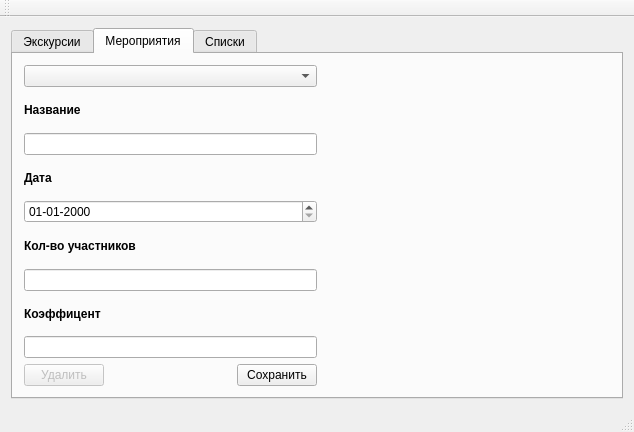
egornevezhin/profcom_cards, file profcom_cards/profkom.ui: the form before one commit.
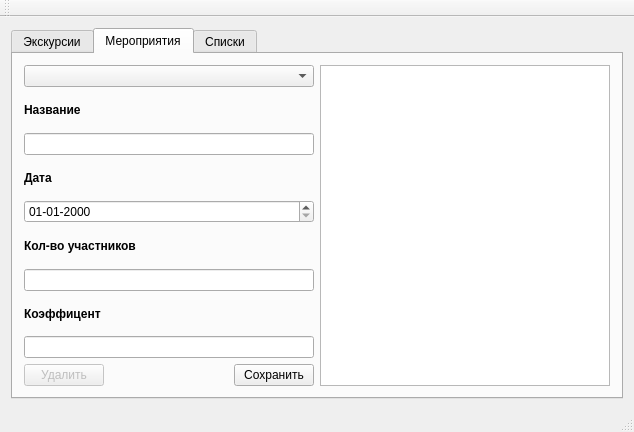
The form after the commit. The open tabs and pages were chosen to show the change.

Patch:
```diff
--- a/profcom_cards/profkom.ui
+++ b/profcom_cards/profkom.ui
@@ -372,17 +372,14 @@
          </layout>
         </item>
         <item>
-         <spacer name="horizontalSpacer_4">
-          <property name="orientation">
-           <enum>Qt::Horizontal</enum>
-          </property>
-          <property name="sizeHint" stdset="0">
-           <size>
-            <width>290</width>
-            <height>20</height>
-           </size>
-          </property>
-         </spacer>
+         <widget class="QTableWidget" name="eventPeopleTable">
+          <attribute name="horizontalHeaderVisible">
+           <bool>false</bool>
+          </attribute>
+          <attribute name="verticalHeaderVisible">
+           <bool>false</bool>
+          </attribute>
+         </widget>
         </item>
        </layout>
       </widget>
```
Left out of the diff: 2 changed lines with no effect on the pictures.
